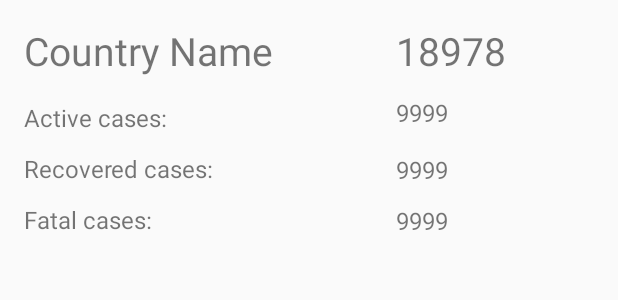
After one commit to sumanthakkala/Visual-COVID-19, an Android app: the layout marker_info_window.xml on its own in the app's theme, with its tools: preview values and no code run, on a phone screen of 412 x 824 dp. The commit adds this screen. Shown: the top 300 px of the screen. Run offline under Robolectric (Android 15) with nearby library versions, the phone set to English and light mode, and no system bars; network calls fail.

Commit message:
added custom marker info data

```diff
--- /dev/null
+++ b/app/src/main/res/layout/marker_info_window.xml
@@ -0,0 +1,114 @@
+<?xml version="1.0" encoding="utf-8"?>
+<androidx.constraintlayout.widget.ConstraintLayout
+    xmlns:android="http://schemas.android.com/apk/res/android"
+    xmlns:app="http://schemas.android.com/apk/res-auto"
+    xmlns:tools="http://schemas.android.com/tools"
+    android:layout_width="match_parent"
+    android:layout_height="match_parent">
+
+    <TextView
+        android:id="@+id/totalCasesMarker"
+        android:layout_width="wrap_content"
+        android:layout_height="wrap_content"
+        android:layout_marginStart="264dp"
+        android:layout_marginLeft="264dp"
+        android:layout_marginTop="16dp"
+        android:text="18978"
+        android:textSize="26sp"
+        app:layout_constraintStart_toStartOf="parent"
+        app:layout_constraintTop_toTopOf="parent" />
+
+    <TextView
+        android:id="@+id/countryName"
+        android:layout_width="wrap_content"
+        android:layout_height="wrap_content"
+        android:layout_marginStart="16dp"
+        android:layout_marginLeft="16dp"
+        android:layout_marginTop="16dp"
+        android:text="Country Name"
+        android:textSize="26sp"
+        app:layout_constraintEnd_toStartOf="@+id/totalCasesMarker"
+        app:layout_constraintHorizontal_bias="0.0"
+        app:layout_constraintStart_toStartOf="parent"
+        app:layout_constraintTop_toTopOf="parent" />
+
+    <TextView
+        android:id="@+id/textView3"
+        android:layout_width="wrap_content"
+        android:layout_height="wrap_content"
+        android:layout_marginStart="16dp"
+        android:layout_marginLeft="16dp"
+        android:layout_marginTop="16dp"
+        android:text="Active cases:"
+        android:textSize="16sp"
+        app:layout_constraintEnd_toStartOf="@+id/activeCases"
+        app:layout_constraintHorizontal_bias="0.0"
+        app:layout_constraintStart_toStartOf="parent"
+        app:layout_constraintTop_toBottomOf="@+id/countryName" />
+
+    <TextView
+        android:id="@+id/activeCases"
+        android:layout_width="wrap_content"
+        android:layout_height="wrap_content"
+        android:layout_marginStart="264dp"
+        android:layout_marginLeft="264dp"
+        android:layout_marginTop="64dp"
+        android:text="9999"
+        android:textSize="16sp"
+        app:layout_constraintStart_toStartOf="parent"
+        app:layout_constraintTop_toTopOf="parent" />
+
+    <TextView
+        android:id="@+id/textView5"
+        android:layout_width="wrap_content"
+        android:layout_height="wrap_content"
+        android:layout_marginStart="16dp"
+        android:layout_marginLeft="16dp"
+        android:layout_marginTop="12dp"
+        android:text="Recovered cases:"
+        android:textSize="16sp"
+        app:layout_constraintEnd_toStartOf="@+id/recoveredCases"
+        app:layout_constraintHorizontal_bias="0.0"
+        app:layout_constraintStart_toStartOf="parent"
+        app:layout_constraintTop_toBottomOf="@+id/textView3" />
+
+    <TextView
+        android:id="@+id/recoveredCases"
+        android:layout_width="wrap_content"
+        android:layout_height="wrap_content"
+        android:layout_marginStart="264dp"
+        android:layout_marginLeft="264dp"
+        android:layout_marginTop="16dp"
+        android:text="9999"
+        android:textSize="16sp"
+        app:layout_constraintStart_toStartOf="parent"
+        app:layout_constraintTop_toBottomOf="@+id/activeCases" />
+
+    <TextView
+        android:id="@+id/textView7"
+        android:layout_width="wrap_content"
+        android:layout_height="wrap_content"
+        android:layout_marginStart="16dp"
+        android:layout_marginLeft="16dp"
+        android:layout_marginTop="12dp"
+        android:layout_marginEnd="70dp"
+        android:layout_marginRight="70dp"
+        android:text="Fatal cases:"
+        android:textSize="16sp"
+        app:layout_constraintEnd_toStartOf="@+id/fatalCases"
+        app:layout_constraintHorizontal_bias="0.0"
+        app:layout_constraintStart_toStartOf="parent"
+        app:layout_constraintTop_toBottomOf="@+id/textView5" />
+
+    <TextView
+        android:id="@+id/fatalCases"
+        android:layout_width="wrap_content"
+        android:layout_height="wrap_content"
+        android:layout_marginStart="264dp"
+        android:layout_marginLeft="264dp"
+        android:layout_marginTop="12dp"
+        android:text="9999"
+        android:textSize="16sp"
+        app:layout_constraintStart_toStartOf="parent"
+        app:layout_constraintTop_toBottomOf="@+id/recoveredCases" />
+</androidx.constraintlayout.widget.ConstraintLayout>
```
Also changed, not shown: app/src/main/java/com/example/visualcovid_19/CustomInfoWindowGoogleMap.java (added, +46 -0 lines), app/src/main/java/com/example/visualcovid_19/MarkerInfoWindowData.java (added, +49 -0 lines), app/src/main/java/com/example/visualcovid_19/ScrollingActivity.java (+41 -11 lines).
